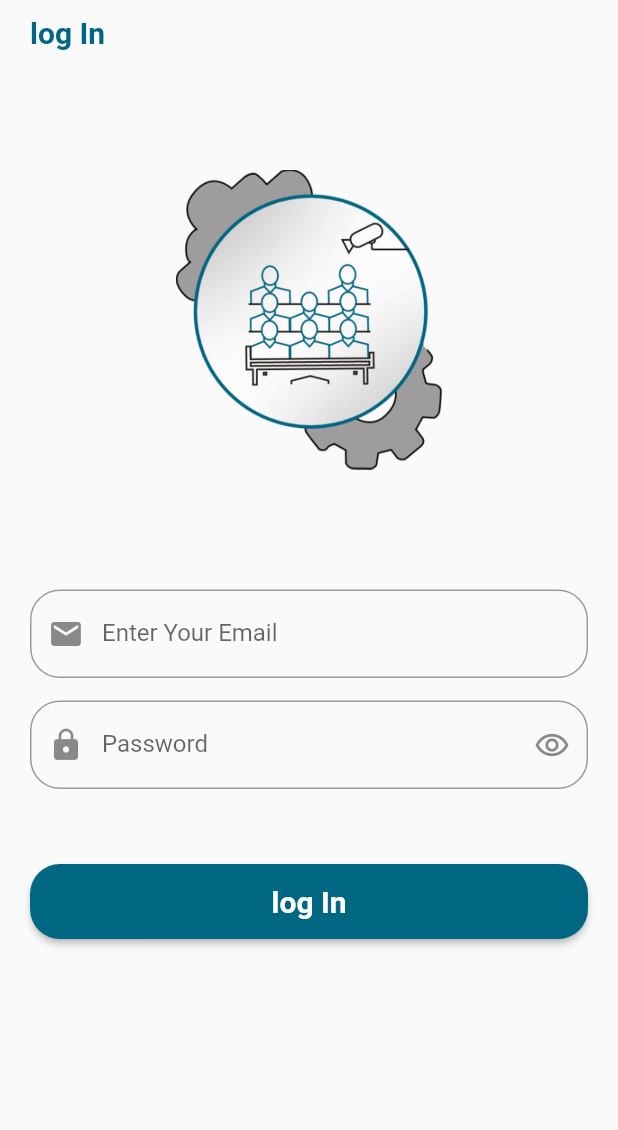
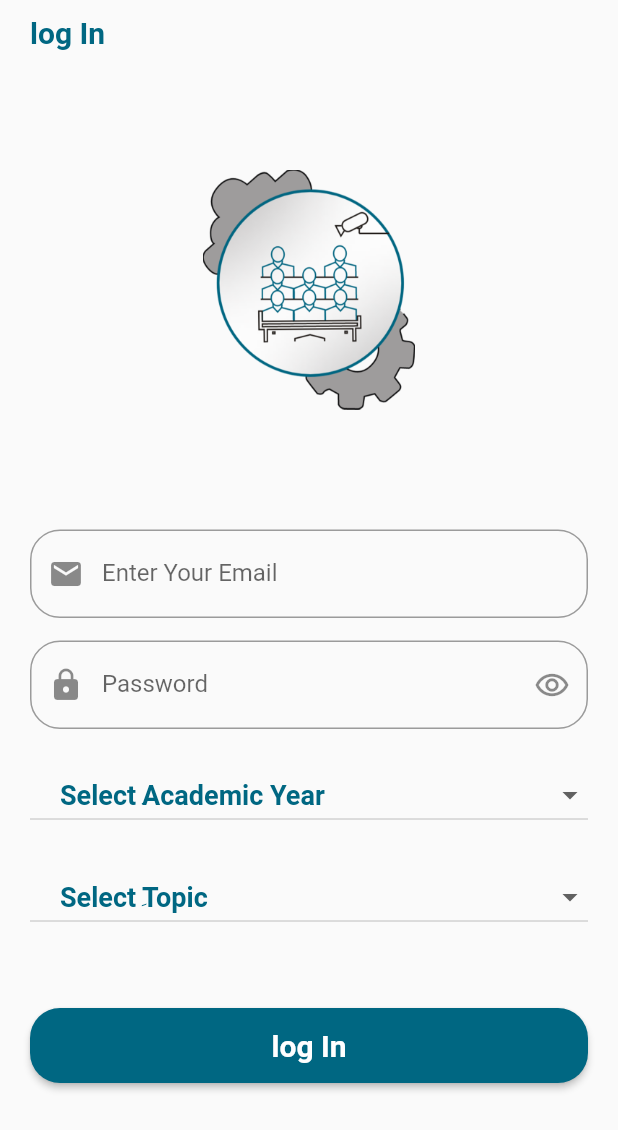
Before and after one commit to AutomatedApp/tablet_design, a Flutter app: the screen it shows after launch, on a phone screen of 412 x 824 dp. Shown: the top 1130 px of the screen. Run offline on Flutter 3.47's test engine with Material 2 defaults, Android fonts, the phone set to English and light mode, and no system bars; our stand-ins replace avatar_glow, firebase_auth, firebase_core, fluttertoast, get, shared_preferences and 2 more; missing offline and left inert: ssh2; accounts and stored records are empty; Roboto replaces fonts that are missing (Microsoft PhagsPa).

Commit message:
first commit

```diff
--- a/lib/login_screen/login_screen.dart
+++ b/lib/login_screen/login_screen.dart
@@ -15,6 +15,8 @@ class LoginScreen extends StatefulWidget {
 
 class _LoginScreenState extends State<LoginScreen> {
   bool password = true;
+  var selectLecture;
+  var selectTopic;
   Icon ic = Icon(Icons.remove_red_eye_outlined);
   var emailController = TextEditingController();
   var passwordController = TextEditingController();
@@ -56,8 +58,8 @@ class _LoginScreenState extends State<LoginScreen> {
                   ),
                   Image.asset(
                     ImageAssets.logo,
-                    width: 200,
-                    height: 200,
+                    width: 160,
+                    height: 160,
                     alignment: Alignment.center,
                   ),
                   SizedBox(
@@ -138,6 +140,101 @@ class _LoginScreenState extends State<LoginScreen> {
                     ),
                   ),
                   SizedBox(
+                    height: 20,
+                  ),
+                  Container(
+                    child: DropdownButton(
+                      isExpanded: true,
+                      hint: Padding(
+                        padding: const EdgeInsets.only(left: 20),
+                        child: Text(
+                          'Select ِAcademic Year',
+                          style: TextStyle(
+                            fontSize: 18.0,
+                            fontFamily: 'Microsoft PhagsPa',
+                            fontWeight: FontWeight.bold,
+                            color: Color(0xFF006782),
+                          ),
+                        ),
+                      ),
+                      items: [
+                        "First Year",
+                        " Second Year",
+                        "Third Year",
+                        "Fourth Year"
+                      ]
+                          .map((AcademicYear) => DropdownMenuItem(
+                        child: Padding(
+                          padding:
+                          const EdgeInsets.only(left: 20),
+                          child: Text(
+                            "$AcademicYear",
+                            style: TextStyle(
+                              fontSize: 18.0,
+                              fontFamily: 'Microsoft PhagsPa',
+                              fontWeight: FontWeight.bold,
+                              color: Color(0xFF006782),
+                            ),
+                          ),
+                        ),
+                        value: AcademicYear,
+                      ))
+                          .toList(),
+                      onChanged: (val) {
+                        setState(() {
+                          selectLecture = val;
+                        });
+                      },
+                      value: selectLecture,
+                    ),
+                  ),
+                  SizedBox(
+                    height: 20,
+                  ),
+                  Container(
+                    child: DropdownButton(
+                      isExpanded: true,
+                      hint: Padding(
+                        padding: const EdgeInsets.only(left: 20),
+                        child: Text(
+                          'Select ِTopic',
+                          style: TextStyle(
+                            fontSize: 18.0,
+                            fontFamily: 'Microsoft PhagsPa',
+                            fontWeight: FontWeight.bold,
+                            color: Color(0xFF006782),
+                          ),
+                        ),
+                      ),
+                      items: [
+                        "Lecture",
+                        " Event",
+                        "Othter",
+                      ]
+                          .map((Topic) => DropdownMenuItem(
+                          child: Padding(
+                            padding: const EdgeInsets.only(left: 20),
+                            child: Text(
+                              "$Topic",
+                              style: TextStyle(
+                                fontSize: 18.0,
+                                fontFamily: 'Microsoft PhagsPa',
+                                fontWeight: FontWeight.bold,
+                                color: Color(0xFF006782),
+                              ),
+                            ),
+                          ),
+                          value: Topic))
+                          .toList(),
+                      onChanged: (val) {
+                        setState(() {
+                          selectTopic = val;
+                        });
+                      },
+                      value: selectTopic,
+                    ),
+                  ),
+                  SizedBox(
                     height: 50,
                   ),
                   MaterialButton(
```
